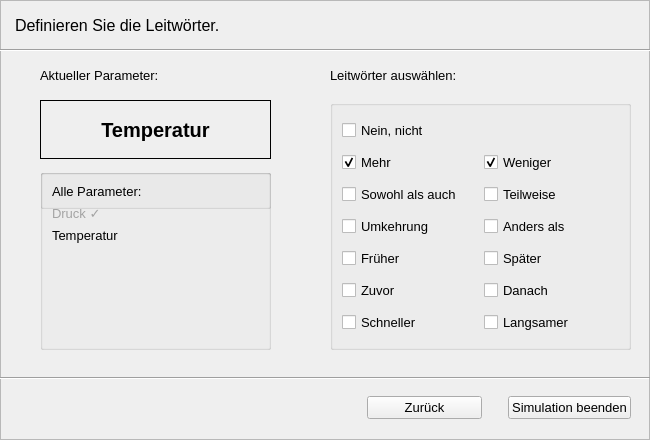
Old version of the form Code/wizard_10.ui in the repository MSPietsch/HMI.
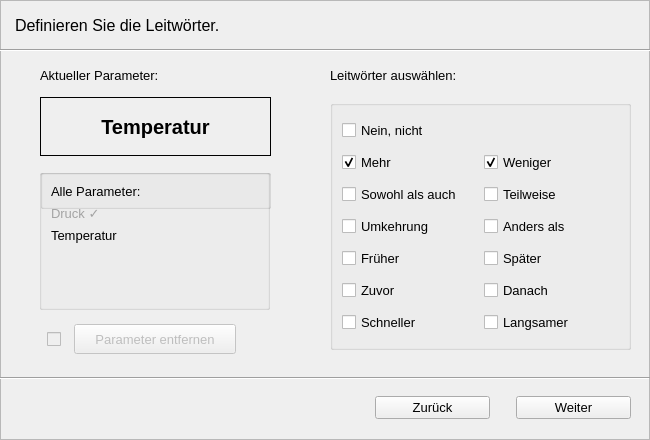
New version of the form.

Commit message: Wizard/Leitwörter angepasst

The edit to the form file:
```diff
--- a/Code/wizard_10.ui
+++ b/Code/wizard_10.ui
@@ -173,7 +173,7 @@
         </size>
        </property>
        <property name="text">
-        <string>Simulation beenden</string>
+        <string>Weiter</string>
        </property>
       </widget>
      </item>
@@ -199,7 +199,7 @@
     <property name="geometry">
      <rect>
       <x>40</x>
-      <y>100</y>
+      <y>97</y>
       <width>231</width>
       <height>59</height>
      </rect>
@@ -401,10 +401,10 @@
    <widget class="QGroupBox" name="groupBox">
     <property name="geometry">
      <rect>
-      <x>40</x>
+      <x>39</x>
       <y>169</y>
       <width>231</width>
-      <height>181</height>
+      <height>141</height>
      </rect>
     </property>
     <layout class="QVBoxLayout" name="verticalLayout">
@@ -563,6 +563,9 @@
     </property>
    </widget>
    <widget class="QGroupBox" name="groupBox_4">
+    <property name="enabled">
+     <bool>false</bool>
+    </property>
     <property name="geometry">
      <rect>
       <x>40</x>
@@ -575,6 +578,38 @@
      <string/>
     </property>
    </widget>
+   <widget class="QPushButton" name="pushButton">
+    <property name="enabled">
+     <bool>false</bool>
+    </property>
+    <property name="geometry">
+     <rect>
+      <x>74</x>
+      <y>324</y>
+      <width>162</width>
+      <height>30</height>
+     </rect>
+    </property>
+    <property name="text">
+     <string>Parameter entfernen</string>
+    </property>
+   </widget>
+   <widget class="QCheckBox" name="checkBox">
+    <property name="enabled">
+     <bool>false</bool>
+    </property>
+    <property name="geometry">
+     <rect>
+      <x>47</x>
+      <y>329</y>
+      <width>81</width>
+      <height>20</height>
+     </rect>
+    </property>
+    <property name="text">
+     <string/>
+    </property>
+   </widget>
   </widget>
  </widget>
  <resources/>
```
Left out of the diff: 2 changed lines with no effect on the pictures. The commit also changes 18 other files.
